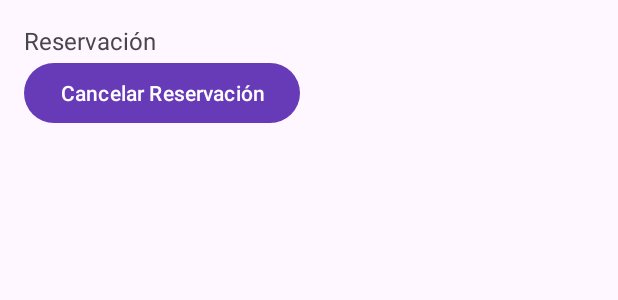
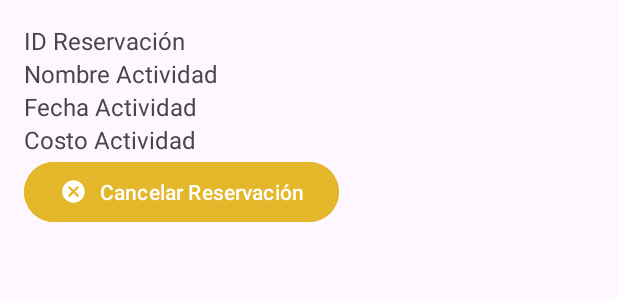
Before and after one commit to FeeerSalinas/Etapa2PDM, an Android app: the layout list_item_reservacion.xml on its own in the app's theme, with its tools: preview values and no code run, on a phone screen of 412 x 824 dp. Shown: the top 300 px of the screen. Run offline under Robolectric (Android 15) with nearby library versions, the phone set to English and light mode, and no system bars.

Commit message:
Cambio de botones reservacion

```diff
--- /dev/null
+++ b/app/src/main/res/drawable/baseline_cancel_24.xml
@@ -0,0 +1,5 @@
+<vector android:height="24dp" android:tint="#000000"
+    android:viewportHeight="24" android:viewportWidth="24"
+    android:width="24dp" xmlns:android="http://schemas.android.com/apk/res/android">
+    <path android:fillColor="@android:color/white" android:pathData="M12,2C6.47,2 2,6.47 2,12s4.47,10 10,10 10,-4.47 10,-10S17.53,2 12,2zM17,15.59L15.59,17 12,13.41 8.41,17 7,15.59 10.59,12 7,8.41 8.41,7 12,10.59 15.59,7 17,8.41 13.41,12 17,15.59z"/>
+</vector>
--- a/app/src/main/res/layout/activity_detalles_reservaciones.xml
+++ b/app/src/main/res/layout/activity_detalles_reservaciones.xml
@@ -4,7 +4,7 @@
     xmlns:tools="http://schemas.android.com/tools"
     android:layout_width="match_parent"
     android:layout_height="match_parent"
-    android:background="#FFFFFF"
+    android:background="@mipmap/bosque"
     tools:context=".DetallesReservaciones">
 
 
@@ -18,7 +18,8 @@
         android:layout_marginTop="3dp"
         android:background="?attr/selectableItemBackgroundBorderless"
         android:contentDescription="Regresar"
-        android:src="@drawable/baseline_arrow_back_ios_24" />
+        android:src="@drawable/baseline_arrow_back_ios_24"
+        android:tint="#FFFFFF" />
 
     <com.google.android.material.card.MaterialCardView
         android:id="@+id/cardView"
--- a/app/src/main/res/layout/list_item_reservacion.xml
+++ b/app/src/main/res/layout/list_item_reservacion.xml
@@ -1,21 +1,45 @@
 <?xml version="1.0" encoding="utf-8"?>
 <LinearLayout xmlns:android="http://schemas.android.com/apk/res/android"
+    xmlns:app="http://schemas.android.com/apk/res-auto"
     android:layout_width="match_parent"
     android:layout_height="wrap_content"
     android:orientation="vertical"
     android:padding="16dp">
 
     <TextView
-        android:id="@+id/textViewReservacion"
+        android:id="@+id/textViewReservacionId"
         android:layout_width="wrap_content"
         android:layout_height="wrap_content"
-        android:text="Reservación"
+        android:text="ID Reservación"
+        android:textSize="16sp" />
+
+    <TextView
+        android:id="@+id/textViewActividadNombre"
+        android:layout_width="wrap_content"
+        android:layout_height="wrap_content"
+        android:text="Nombre Actividad"
+        android:textSize="16sp" />
+
+    <TextView
+        android:id="@+id/textViewActividadFecha"
+        android:layout_width="wrap_content"
+        android:layout_height="wrap_content"
+        android:text="Fecha Actividad"
+        android:textSize="16sp" />
+
+    <TextView
+        android:id="@+id/textViewActividadCosto"
+        android:layout_width="wrap_content"
+        android:layout_height="wrap_content"
+        android:text="Costo Actividad"
         android:textSize="16sp" />
 
     <Button
         android:id="@+id/btnCancelarReservacion"
         android:layout_width="wrap_content"
         android:layout_height="wrap_content"
-        android:text="Cancelar Reservación" />
+        android:backgroundTint="#E4B629"
+        android:text="Cancelar Reservación"
+        app:icon="@drawable/baseline_cancel_24" />
 
 </LinearLayout>
```
Also changed, not shown: app/src/main/java/com/example/pdmlugaresturisticos/adapter/ReservacionesListAdapter.kt (+20 -2 lines), app/src/main/java/com/example/pdmlugaresturisticos/helper/DataBaseHelper.kt (+17 -0 lines), app/src/main/res/layout/list_item_actividad_turistica.xml (+11 -1 lines), 1 other file.
